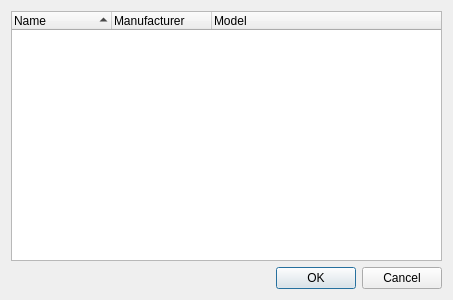
Above: branches/qt4/main/fixtureselection.ui from Bondzio/qlc before the change. Below: the same form after it.
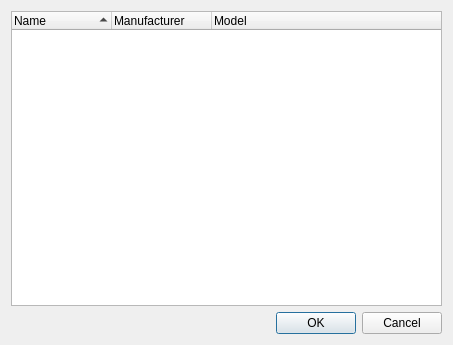
That is the form after the change.

```diff
--- a/branches/qt4/main/fixtureselection.ui
+++ b/branches/qt4/main/fixtureselection.ui
@@ -6,7 +6,7 @@
     <x>0</x>
     <y>0</y>
     <width>453</width>
-    <height>300</height>
+    <height>345</height>
    </rect>
   </property>
   <property name="windowTitle" >
```
